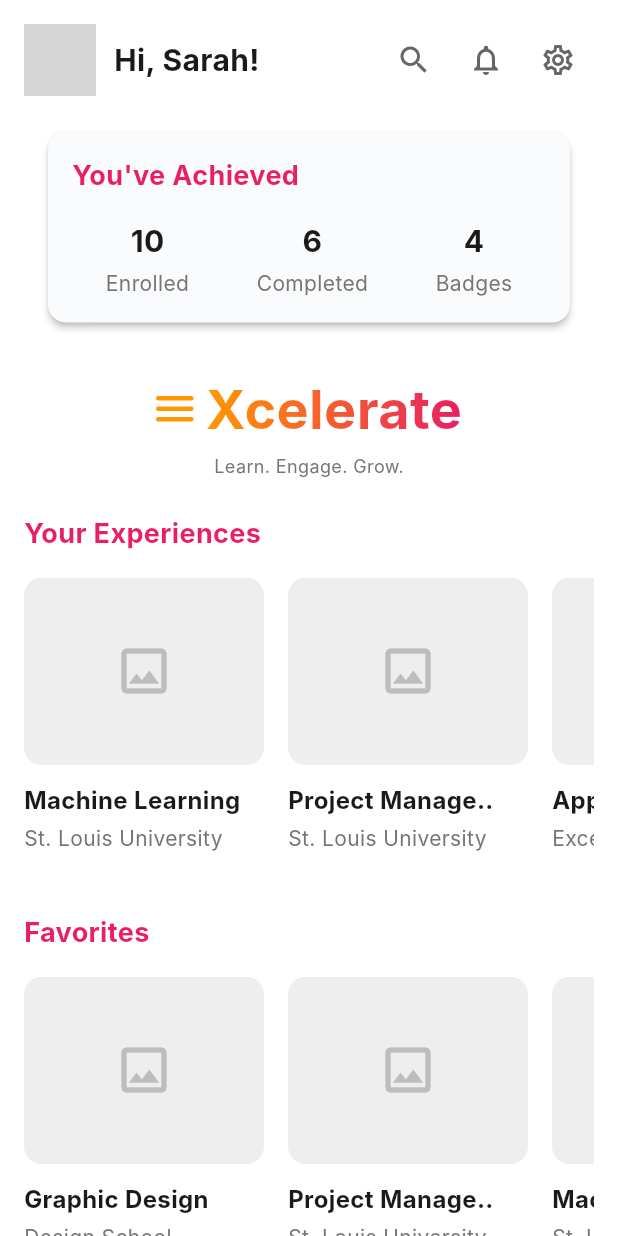
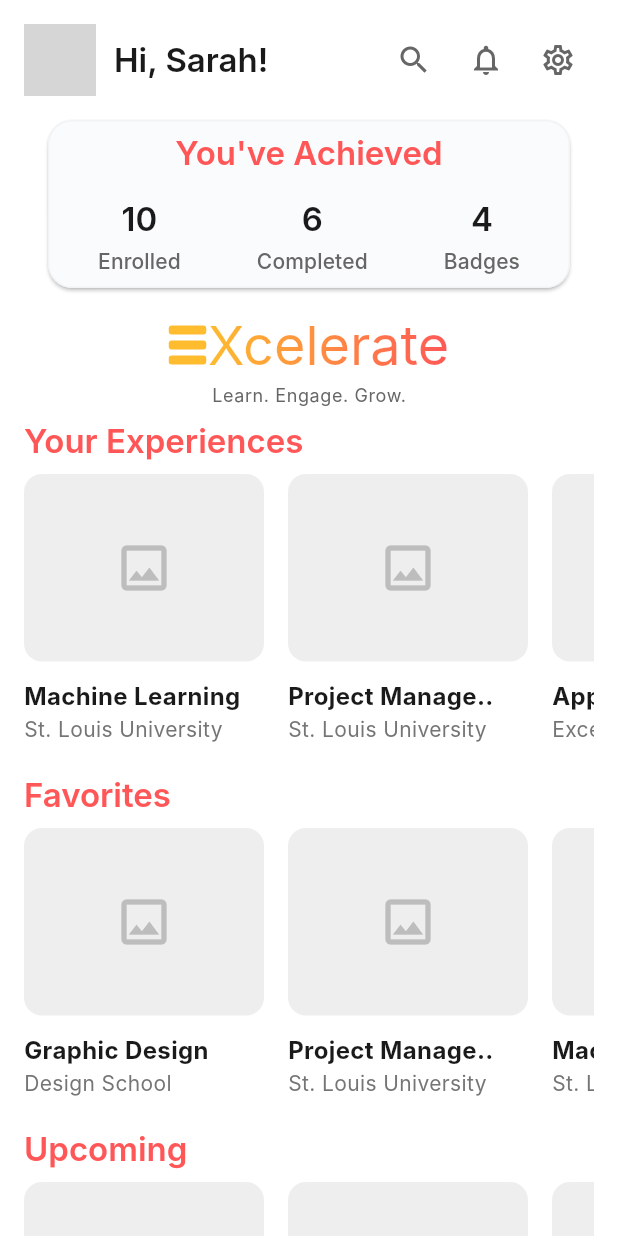
Before and after one commit to Group-49-MAD-0610/Excelerate_Hub, a Flutter app: the HomeContent widget shown alone on an empty page, opened directly, on a phone screen of 412 x 824 dp. Run offline on Flutter 3.47's test engine with Material 3 defaults, Android fonts, the phone set to English and light mode, and no system bars; our stand-ins replace shared_preferences; accounts and stored records are empty; network calls fail; Roboto replaces fonts that are missing (Inter); grey boxes are pictures that could not be loaded.

Commit message:
feat(home): refine home screen with some few touches and changed the default back to login

```diff
--- a/lib/main.dart
+++ b/lib/main.dart
@@ -42,7 +42,7 @@ class ExcelerateApp extends StatelessWidget {
         darkTheme: AppTheme.darkTheme,
         themeMode: ThemeMode.system,
         onGenerateRoute: AppRoutes.generateRoute,
-        initialRoute: AppRoutes.home,
+        initialRoute: AppRoutes.login,
         debugShowCheckedModeBanner: false,
       ),
     );
--- a/lib/views/screens/home/home_screen.dart
+++ b/lib/views/screens/home/home_screen.dart
@@ -1,3 +1,4 @@
+import 'package:excelerate/core/constants/theme_constants.dart';
 import 'package:excelerate/core/routes/app_routes.dart';
 import 'package:excelerate/views/screens/home/profile_screen.dart';
 import 'package:flutter/material.dart';
@@ -10,7 +11,6 @@ import '../../widgets/specific/program_card.dart';
 import '../programs/program_list_screen.dart';
 import 'dashboard_screen.dart';
 
-// This is the main screen with the bottom navigation.
 class HomeScreen extends StatefulWidget {
   const HomeScreen({super.key});
   static const String routeName = '/home';
@@ -20,9 +20,7 @@ class HomeScreen extends StatefulWidget {
 }
 
 class _HomeScreenState extends State<HomeScreen> {
-  int _selectedIndex = 0; // 'Home' is the first tab
-
-  // Here we list the actual screens for each tab.
+  int _selectedIndex = 0;
   static const List<Widget> _pages = <Widget>[
     HomeContent(),
     ProgramListScreen(),
@@ -41,7 +39,6 @@ class _HomeScreenState extends State<HomeScreen> {
     return Scaffold(
       body: SafeArea(child: _pages.elementAt(_selectedIndex)),
       bottomNavigationBar: BottomNavigationBar(
-        type: BottomNavigationBarType.fixed,
         items: const <BottomNavigationBarItem>[
           BottomNavigationBarItem(icon: Icon(Icons.home), label: 'Home'),
           BottomNavigationBarItem(icon: Icon(Icons.school), label: 'Programs'),
@@ -53,14 +50,11 @@ class _HomeScreenState extends State<HomeScreen> {
         ],
         currentIndex: _selectedIndex,
         onTap: _onItemTapped,
-        selectedItemColor: Theme.of(context).primaryColor,
-        unselectedItemColor: Colors.grey,
       ),
     );
   }
 }
 
-// This is the specific UI for the 'Home' tab content.
 class HomeContent extends StatelessWidget {
   const HomeContent({super.key});
 
@@ -77,75 +71,27 @@ class HomeContent extends StatelessWidget {
 
     return SingleChildScrollView(
       child: Padding(
-        padding: const EdgeInsets.all(16.0),
+        padding: const EdgeInsets.all(ThemeConstants.spacing16),
         child: Column(
           crossAxisAlignment: CrossAxisAlignment.start,
           children: [
             _buildHeader(context, controller),
-            const SizedBox(height: 16),
+            const SizedBox(height: ThemeConstants.spacing8),
             if (controller.achievements != null)
-              _buildAchievementsCard(controller.achievements!),
-            const SizedBox(height: 24),
-            Center(
-              child: Column(
-                children: [
-                  Row(
-                    mainAxisAlignment: MainAxisAlignment.center,
-                    crossAxisAlignment: CrossAxisAlignment.center,
-                    children: [
-                      Column(
-                        crossAxisAlignment: CrossAxisAlignment.end,
-                        children: [
-                          _buildDash(),
-                          const SizedBox(height: 4),
-                          _buildDash(),
-                          const SizedBox(height: 4),
-                          _buildDash(),
-                        ],
-                      ),
-                      const SizedBox(width: 8),
-                      ShaderMask(
-                        blendMode: BlendMode.srcIn,
-                        shaderCallback: (bounds) =>
-                            const LinearGradient(
-                              colors: [Colors.orange, Colors.pink],
-                              begin: Alignment.centerLeft,
-                              end: Alignment.centerRight,
-                            ).createShader(
-                              Rect.fromLTWH(0, 0, bounds.width, bounds.height),
-                            ),
-                        child: const Text(
-                          'Xcelerate',
-                          style: TextStyle(
-                            fontSize: 36,
-                            fontWeight: FontWeight.bold,
-                          ),
-                        ),
-                      ),
-                    ],
-                  ),
-                  const SizedBox(height: 4),
-                  Text(
-                    'Learn. Engage. Grow.',
-                    style: TextStyle(color: Colors.grey.shade600, fontSize: 12),
-                  ),
-                ],
-              ),
-            ),
-
-            const SizedBox(height: 24),
+              _buildAchievementsCard(context, controller.achievements!),
+            const SizedBox(height: ThemeConstants.spacing8),
+            _buildLogo(context),
+            const SizedBox(height: ThemeConstants.spacing8),
             _buildProgramCarousel(
               context: context,
               title: 'Your Experiences',
               programs: controller.experiences,
             ),
-            const SizedBox(height: 24),
             _buildProgramCarousel(
               context: context,
               title: 'Favorites',
               programs: controller.favorites,
             ),
-            const SizedBox(height: 24),
             _buildProgramCarousel(
               context: context,
               title: 'Upcoming',
@@ -158,6 +104,7 @@ class HomeContent extends StatelessWidget {
   }
 
   Widget _buildHeader(BuildContext context, HomeController controller) {
+    final textTheme = Theme.of(context).textTheme;
     return Row(
       children: [
         CircleAvatar(
@@ -165,17 +112,22 @@ class HomeContent extends StatelessWidget {
           backgroundImage: controller.user?.avatar != null
               ? NetworkImage(controller.user!.avatar!)
               : null,
-          backgroundColor: Colors.grey.shade300,
+          backgroundColor: Theme.of(
+            context,
+          ).colorScheme.surfaceContainerHighest,
           child: controller.user?.avatar == null
               ? const Icon(Icons.person, size: 28)
               : null,
         ),
-        const SizedBox(width: 12),
-        Text(
-          'Hi, ${controller.user?.name ?? 'User'}!',
-          style: const TextStyle(fontSize: 20, fontWeight: FontWeight.bold),
+        const SizedBox(width: ThemeConstants.spacing12),
+        Expanded(
+          child: Text(
+            'Hi, ${controller.user?.name ?? 'User'}!',
+            style: textTheme.titleLarge,
+            overflow: TextOverflow.ellipsis,
+            maxLines: 1,
+          ),
         ),
-        const Spacer(),
         IconButton(onPressed: () {}, icon: const Icon(Icons.search)),
         IconButton(
           onPressed: () {},
@@ -186,33 +138,42 @@ class HomeContent extends StatelessWidget {
     );
   }
 
-  Widget _buildAchievementsCard(AchievementsModel achievements) {
+  Widget _buildAchievementsCard(
+    BuildContext context,
+    AchievementsModel achievements,
+  ) {
+    final textTheme = Theme.of(context).textTheme;
     return Card(
-      shape: RoundedRectangleBorder(borderRadius: BorderRadius.circular(12)),
-      elevation: 2,
       child: Padding(
-        padding: const EdgeInsets.all(16.0),
+        padding: const EdgeInsets.all(ThemeConstants.spacing8),
         child: Column(
-          crossAxisAlignment: CrossAxisAlignment.start,
+          crossAxisAlignment: CrossAxisAlignment.center,
           children: [
-            const Text(
+            Text(
               "You've Achieved",
-              style: TextStyle(
-                fontWeight: FontWeight.bold,
-                fontSize: 18,
-                color: Colors.pink,
+              style: textTheme.titleLarge?.copyWith(
+                color: ThemeConstants.errorColor,
               ),
             ),
-            const SizedBox(height: 16),
+            const SizedBox(height: ThemeConstants.spacing16),
             Row(
               mainAxisAlignment: MainAxisAlignment.spaceAround,
               children: [
-                _buildStatColumn(achievements.enrolled.toString(), 'Enrolled'),
                 _buildStatColumn(
+                  context,
+                  achievements.enrolled.toString(),
+                  'Enrolled',
+                ),
+                _buildStatColumn(
+                  context,
                   achievements.completed.toString(),
                   'Completed',
                 ),
-                _buildStatColumn(achievements.badges.toString(), 'Badges'),
+                _buildStatColumn(
+                  context,
+                  achievements.badges.toString(),
+                  'Badges',
+                ),
               ],
             ),
           ],
@@ -221,19 +182,69 @@ class HomeContent extends StatelessWidget {
     );
   }
 
-  Widget _buildStatColumn(String value, String label) {
+  Widget _buildStatColumn(BuildContext context, String value, String label) {
+    final textTheme = Theme.of(context).textTheme;
     return Column(
       children: [
-        Text(
-          value,
-          style: const TextStyle(fontWeight: FontWeight.bold, fontSize: 20),
-        ),
-        const SizedBox(height: 4),
-        Text(
-          label,
-          style: TextStyle(color: Colors.grey.shade600, fontSize: 14),
-        ),
+        Text(value, style: textTheme.titleLarge),
+        const SizedBox(height: ThemeConstants.spacing4),
+        Text(label, style: textTheme.titleSmall),
       ],
+    );
+  }
+
+  Widget _buildLogo(BuildContext context) {
+    final textTheme = Theme.of(context).textTheme;
+    return Center(
+      child: Column(
+        children: [
+          Row(
+            mainAxisAlignment: MainAxisAlignment.center,
+            crossAxisAlignment: CrossAxisAlignment.center,
+            children: [
+              Column(
+                crossAxisAlignment: CrossAxisAlignment.end,
+                children: [
+                  _buildDash(),
+                  const SizedBox(height: 4),
+                  _buildDash(),
+                  const SizedBox(height: 4),
+                  _buildDash(),
+                ],
+              ),
+              const SizedBox(width: 1),
+              ShaderMask(
+                blendMode: BlendMode.srcIn,
+                shaderCallback: (bounds) =>
+                    const LinearGradient(
+                      colors: [
+                        ThemeConstants.tertiaryColor,
+                        ThemeConstants.errorColor,
+                      ],
+                      begin: Alignment.centerLeft,
+                      end: Alignment.centerRight,
+                    ).createShader(
+                      Rect.fromLTWH(0, 0, bounds.width, bounds.height),
+                    ),
+                child: Text('Xcelerate', style: textTheme.displaySmall),
+              ),
+            ],
+          ),
+          const SizedBox(height: ThemeConstants.spacing4),
+          Text('Learn. Engage. Grow.', style: textTheme.bodySmall),
+        ],
+      ),
+    );
+  }
+
+  Widget _buildDash() {
+    return Container(
+      height: 6,
+      width: 25,
+      decoration: BoxDecoration(
+        color: ThemeConstants.tertiaryColor,
+        borderRadius: BorderRadius.circular(2),
+      ),
     );
   }
 
@@ -242,18 +253,17 @@ class HomeContent extends StatelessWidget {
     required String title,
     required List<ProgramModel> programs,
   }) {
+    final textTheme = Theme.of(context).textTheme;
     return Column(
       crossAxisAlignment: CrossAxisAlignment.start,
       children: [
         Text(
           title,
-          style: const TextStyle(
-            fontWeight: FontWeight.bold,
-            fontSize: 18,
-            color: Colors.pink,
+          style: textTheme.titleLarge?.copyWith(
+            color: ThemeConstants.errorColor,
           ),
         ),
-        const SizedBox(height: 16),
+        const SizedBox(height: ThemeConstants.spacing8),
         SizedBox(
           height: 200,
           child: ListView.builder(
@@ -273,16 +283,4 @@ class HomeContent extends StatelessWidget {
       ],
     );
   }
-
-  // --- THIS IS THE NEW HELPER METHOD FOR THE LOGO ---
-  Widget _buildDash() {
-    return Container(
-      height: 3,
-      width: 25,
-      decoration: BoxDecoration(
-        color: Colors.orange,
-        borderRadius: BorderRadius.circular(2),
-      ),
-    );
-  }
 }
--- a/lib/views/widgets/specific/program_card.dart
+++ b/lib/views/widgets/specific/program_card.dart
@@ -41,7 +41,6 @@ class ProgramCard extends StatelessWidget {
               maxLines: 1,
               overflow: TextOverflow.ellipsis,
             ),
-            const SizedBox(height: 4),
             Text(
               program.instructorName,
               style: TextStyle(fontSize: 14, color: Colors.grey.shade600),
```
